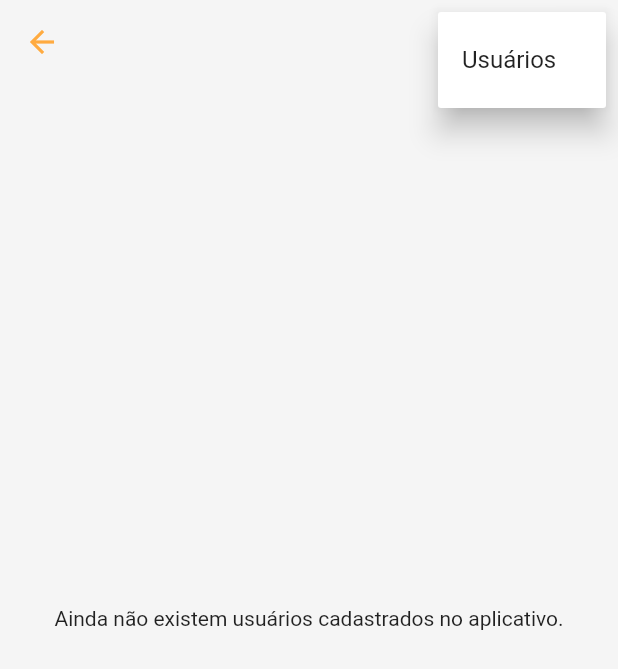
After one commit to analaurafernandes/app_agenda_contatos, a Flutter app: the Users screen opened by its route, after a tap on the "more vert" icon, on a phone screen of 412 x 824 dp. The commit adds this screen. Shown: the top 669 px of the screen. Run offline on Flutter 3.47's test engine with Material 2 defaults, Android fonts, the phone set to English and light mode, and no system bars; our stand-ins replace cloud_firestore, firebase_auth, firebase_core; accounts and stored records are empty.

Commit message:
Criação da tela de usuários

```diff
--- /dev/null
+++ b/lib/usuarios.dart
@@ -0,0 +1,101 @@
+import 'package:flutter/material.dart';
+import 'package:cloud_firestore/cloud_firestore.dart';
+import 'utilitarios.dart';
+import 'package:firebase_core/firebase_core.dart';
+
+class Users extends StatefulWidget {
+  @override
+  _Users createState() => _Users();
+}
+
+class _Users extends State<Users> {
+  @override
+  Widget build(BuildContext context){
+    var snapshots = FirebaseFirestore.instance.collection('usuarios').where('status', isEqualTo: 'ativo').orderBy('login').snapshots();
+
+    return Scaffold(
+      extendBodyBehindAppBar: true,
+      appBar: AppBar(
+        backgroundColor: Colors.transparent,
+        elevation: 0,
+        iconTheme: IconThemeData(color: Colors.orangeAccent[200]),
+        actions: <Widget>[
+          PopupMenuButton(
+              onSelected: (result){
+                if (result == 0) {
+                  Navigator.push(
+                    context,
+                    MaterialPageRoute(builder: (context) => Users()),
+                  );
+                }
+              },
+              itemBuilder: (BuildContext context){
+                return [
+                  PopupMenuItem(
+                    child: Text('Usuários'),
+                    value: 0,
+                  ),
+                  //PopupMenuItem(child: Text('Android')),
+                ];
+              }
+          ),
+        ],
+      ),
+      backgroundColor: Colors.grey[100],
+      body: StreamBuilder(
+        stream: snapshots,
+        builder: (BuildContext context, AsyncSnapshot<QuerySnapshot> snapshot){
+          if (snapshot.hasError){
+            return Center(
+                child: Text('Error: ${snapshot.error}')
+            );
+          }
+          if (snapshot.connectionState == ConnectionState.waiting){
+            return Center(
+                child: CircularProgressIndicator()
+            );
+          }
+          if (snapshot.data.docs.length == 0){
+            return Center(
+                child: Text('Ainda não existem usuários cadastrados no aplicativo.')
+            );
+          }
+          return ListView.builder(
+              itemCount: snapshot.data.docs.length,
+              itemBuilder:(BuildContext context, int i){
+                var doc = snapshot.data.docs[i];
+                var item = Map.of(doc.data());
+
+                print(item['nome']);
+                return Container(
+                  decoration: BoxDecoration(
+                      color: Colors.white,
+                      borderRadius: BorderRadius.circular(5)
+                  ),
+                  margin: const EdgeInsets.fromLTRB(10, 5, 10, 0),
+                  child: ListTile(
+                      leading: IconButton(
+                        icon: Icon(Icons.edit_outlined),
+                        onPressed: () => createUser(context, 'edit', doc),
+                      ),
+                      title: Text(item['login']),
+                      subtitle: Text(item['email']),
+                      trailing: IconButton(
+                        icon: Icon(Icons.delete),
+                        color: Colors.red[300],
+                        onPressed: () => doc.reference.update({'status': 'excluido'}),
+                      )
+                  ),
+                );
+              }
+          );
+        },
+      ),
+      /*floatingActionButton: FloatingActionButton(
+        onPressed: () => modalCreate(context, 'add', null),
+        tooltip: 'Adicionar novo',
+        child: Icon(Icons.add),
+      ),*/
+    );
+  }
+}
```
Also changed, not shown: lib/cadastro.dart (+22 -8 lines), lib/crud_firebase.dart (deleted, +0 -18 lines), lib/home_page.dart (+20 -6 lines), lib/login.dart (+23 -8 lines), lib/main.dart (+4 -3 lines), lib/utilitarios.dart (+40 -6 lines).
